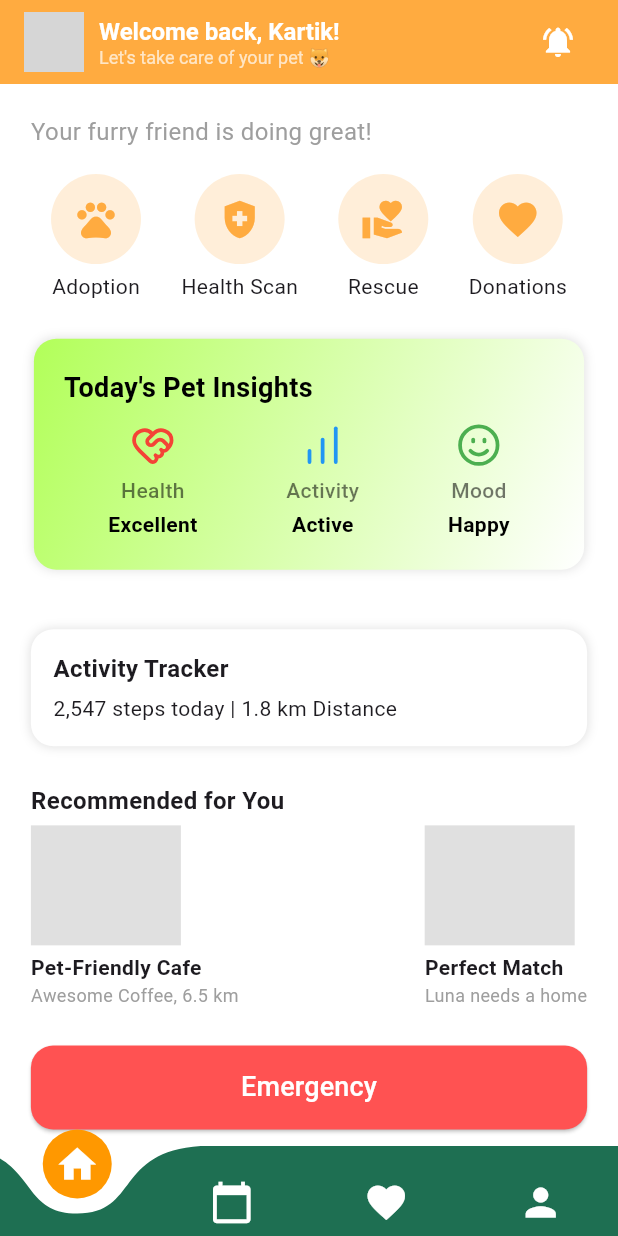
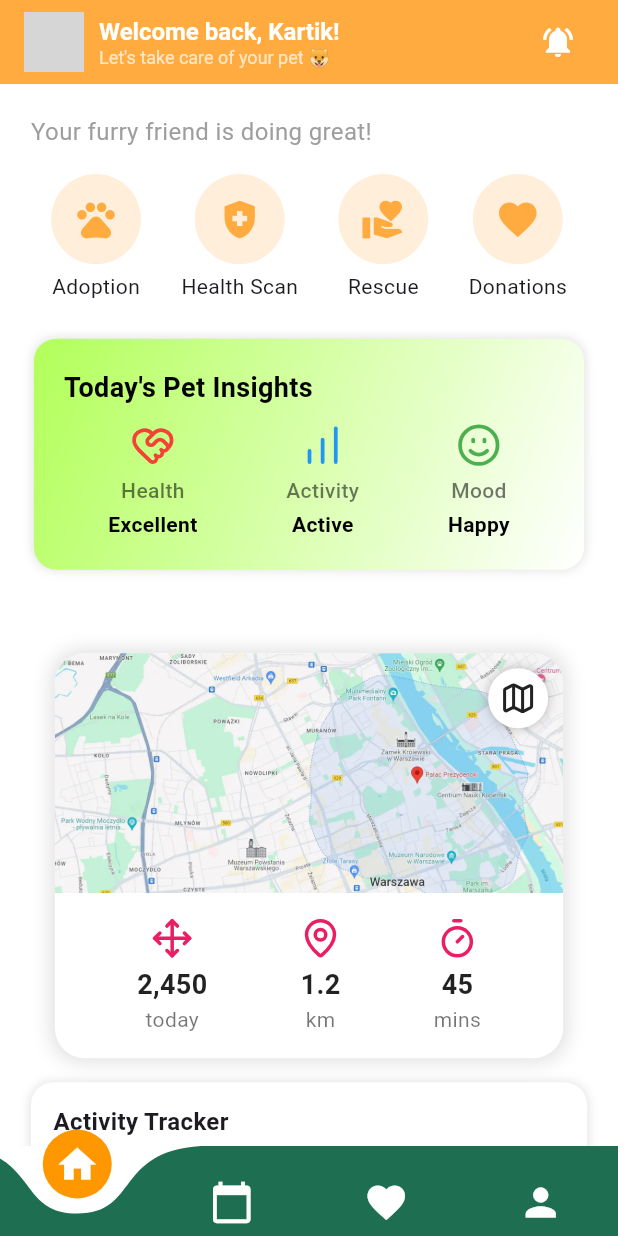
Before and after one commit to kartikkumarofficial/pawscare, a Flutter app: the screen it shows after launch, on a phone screen of 412 x 824 dp. Run offline on Flutter 3.47's test engine with Material 3 defaults, Android fonts, the light colour scheme and no system bars; drawn by our look-alikes of curved_navigation_bar; our stand-ins replace animate_do, get, google_fonts, lucide_icons; grey boxes are pictures that could not be loaded.

Commit message:
bug fixes

```diff
--- a/lib/pages/dashboard.dart
+++ b/lib/pages/dashboard.dart
@@ -171,6 +171,9 @@ class _HomeScreenState extends State<HomeScreen> {
               // ),
               SizedBox(height: height * 0.03),
               FadeInRight(
+                child: ActivityCard(),
+              ),
+              FadeInRight(
                 child: _buildActivityTracker(width),
               ),
               SizedBox(height: height * 0.03),
--- a/lib/widgets/customwidgets.dart
+++ b/lib/widgets/customwidgets.dart
@@ -130,3 +130,97 @@ class AIInsightsCard extends StatelessWidget {
     );
   }
 }
+
+
+
+
+class ActivityCard extends StatelessWidget {
+  @override
+  Widget build(BuildContext context) {
+    return Container(
+      margin: EdgeInsets.all(16),
+      decoration: BoxDecoration(
+        color: Colors.white,
+        borderRadius: BorderRadius.circular(20),
+        boxShadow: [
+          BoxShadow(
+            color: Colors.black12,
+            blurRadius: 10,
+            spreadRadius: 2,
+          ),
+        ],
+      ),
+      child: Column(
+        children: [
+          ClipRRect(
+            borderRadius: BorderRadius.vertical(top: Radius.circular(20)),
+            child: Stack(
+              children: [
+                Image.asset(
+                  'assets/images/map.png',
+                  width: double.infinity,
+                  height: 160,
+                  fit: BoxFit.cover,
+                ),
+                Positioned(
+                  top: 10,
+                  right: 10,
+                  child: Container(
+                    padding: EdgeInsets.all(8),
+                    decoration: BoxDecoration(
+                      color: Colors.white,
+                      shape: BoxShape.circle,
+                      boxShadow: [
+                        BoxShadow(
+                          color: Colors.black26,
+                          blurRadius: 6,
+                        ),
+                      ],
+                    ),
+                    child: Icon(
+                      LucideIcons.map,
+                      color: Colors.black87,
+                      size: 24,
+                    ),
+                  ),
+                ),
+              ],
+            ),
+          ),
+          Padding(
+            padding: EdgeInsets.symmetric(vertical: 16, horizontal: 24),
+            child: Row(
+              mainAxisAlignment: MainAxisAlignment.spaceAround,
+              children: [
+                _infoColumn(LucideIcons.move, "2,450", "today", Colors.pink),
+                _infoColumn(LucideIcons.mapPin, "1.2", "km", Colors.pink),
+                _infoColumn(LucideIcons.timer, "45", "mins", Colors.pink),
+              ],
+            ),
+          ),
+        ],
+      ),
+    );
+  }
+
+  Widget _infoColumn(IconData icon, String value, String label, Color color) {
+    return Column(
+      children: [
+        Icon(icon, color: color, size: 28),
+        SizedBox(height: 4),
+        Text(
+          value,
+          style: TextStyle(
+            fontSize: 18,
+            fontWeight: FontWeight.bold,
+            color: Colors.black87,
+          ),
+        ),
+        Text(
+          label,
+          style: TextStyle(fontSize: 14, color: Colors.black54),
+        ),
+      ],
+    );
+  }
+}
```
Also changed, not shown: assets/images/map.png (added), assets/images/map2.png (added), assets/images/map3.png (added).
